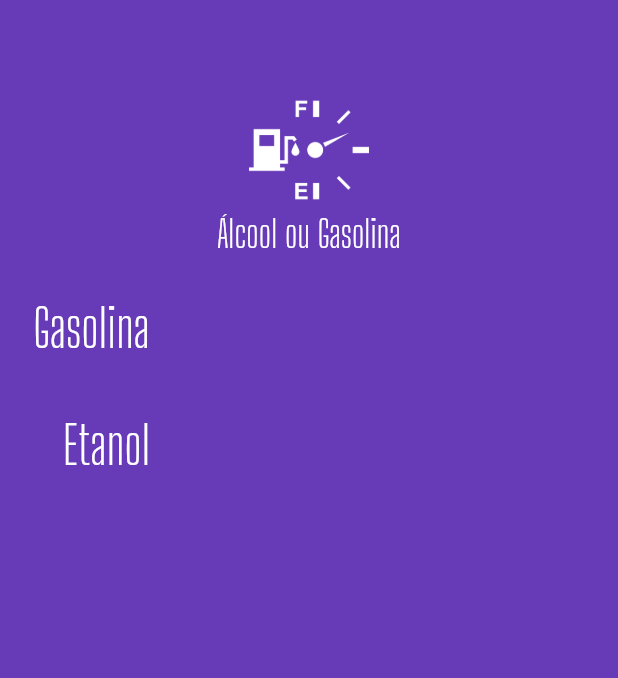
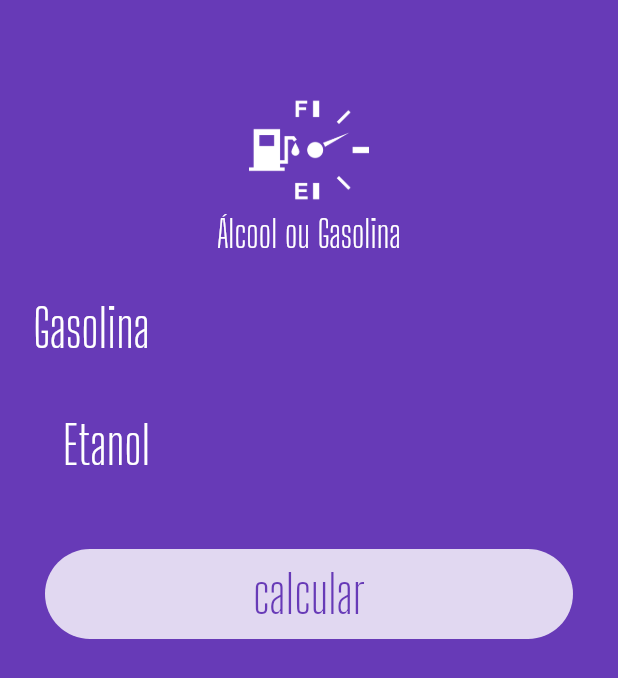
Before and after one commit to FelipeSolunexus/aog, a Flutter app: the screen it shows after launch, on a phone screen of 412 x 824 dp. Shown: the top 678 px of the screen. Run offline on Flutter 3.47's test engine with Material 2 defaults, Android fonts, the phone set to English and light mode, and no system bars.

Commit message:
criando botão para realizar o calculo, ainda não tem a lógica

```diff
--- a/aog/lib/main.dart
+++ b/aog/lib/main.dart
@@ -37,7 +37,25 @@ class HomePage extends StatelessWidget {
         children: <Widget>[
           Logo(),
           Input(label: "Gasolina", ctrl: _gasCtrl),
-          Input(label: "Etanol", ctrl: _alcoolCtrl)
+          Input(label: "Etanol", ctrl: _alcoolCtrl),
+          Container(
+            margin: const EdgeInsets.all(30),
+            height: 60,
+            decoration: BoxDecoration(
+              color: Colors.white.withOpacity(0.8),
+              borderRadius: BorderRadius.circular(
+                60,
+              ),
+            ),
+            child: TextButton(
+              child: const Text("calcular",
+                  style: TextStyle(
+                      color: Colors.deepPurple,
+                      fontFamily: "Big Shoulders Display",
+                      fontSize: 35)),
+              onPressed: () {},
+            ),
+          )
         ],
       ),
     );
```
